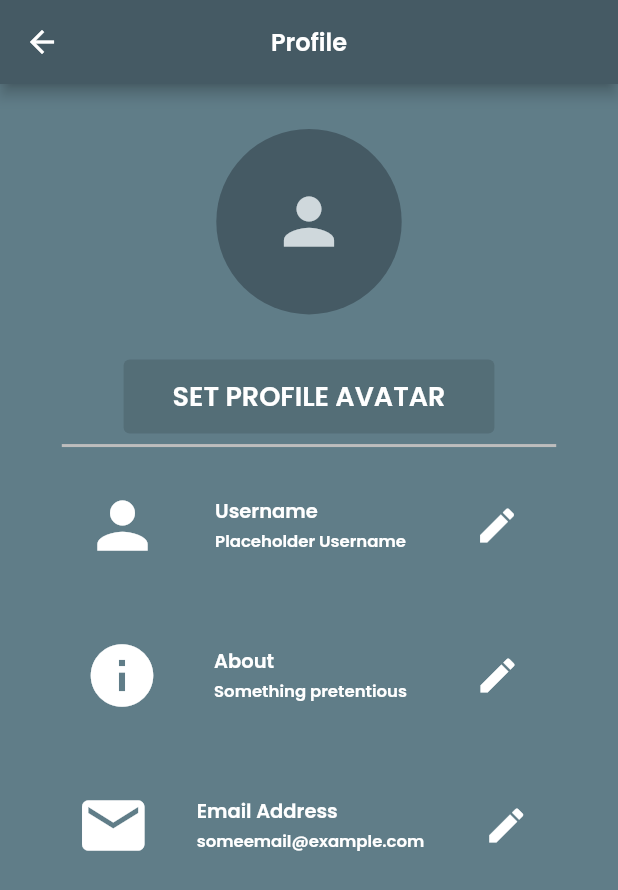
After one commit to Adam-Rao/Bonga-Android-App, a Flutter app: the HomeScreen screen opened by its route, on a phone screen of 412 x 824 dp. The commit adds this screen. Shown: the top 890 px of the screen. Run offline on Flutter 3.47's test engine with Material 2 defaults, Android fonts, the light colour scheme and no system bars.

Commit message:
Adds helper functions and finishes homepage

```diff
--- a/bonga/lib/constants.dart
+++ b/bonga/lib/constants.dart
@@ -1,3 +1,4 @@
+import 'package:flutter/cupertino.dart';
 import 'package:flutter/painting.dart';
 
 // Colours
@@ -24,3 +25,12 @@
 
 RegExp kPasswordRegExPattern =
     RegExp(r'^(?=.*?[A-Z])(?=.*?[a-z])(?=.*?[0-9]).{8,}$');
+
+// Device size
+Function kGetDeviceHeight = (BuildContext context) {
+  return MediaQuery.of(context).size.height;
+};
+
+Function kGetDeviceWidth = (BuildContext context) {
+  return MediaQuery.of(context).size.width;
+};
--- a/bonga/lib/main.dart
+++ b/bonga/lib/main.dart
@@ -1,4 +1,5 @@
 import 'package:bonga/views/AuthScreen.dart';
+import 'package:bonga/views/HomeScreen.dart';
 import 'package:bonga/views/LoginScreen.dart';
 import 'package:bonga/views/RegistrationScreen.dart';
 import 'package:flutter/material.dart';
@@ -16,6 +17,7 @@ class MyApp extends StatelessWidget {
         '/': (BuildContext context) => AuthScreen(),
         '/registration': (BuildContext context) => RegistrationScreen(),
         '/login': (BuildContext context) => LoginScreen(),
+        '/home': (BuildContext context) => HomeScreen(),
       },
     );
   }
--- /dev/null
+++ b/bonga/lib/views/HomeScreen.dart
@@ -0,0 +1,220 @@
+import 'package:bonga/constants.dart';
+import 'package:flutter/material.dart';
+
+class HomeScreen extends StatelessWidget {
+  @override
+  Widget build(BuildContext context) {
+    return Scaffold(
+      backgroundColor: kDefaultPrimaryColour,
+      appBar: AppBar(
+        backgroundColor: kDarkPrimaryColour,
+        centerTitle: true,
+        leading: IconButton(
+          onPressed: null,
+          icon: Icon(
+            Icons.arrow_back,
+            color: Colors.white,
+          ),
+        ),
+        title: Text(
+          'Profile',
+          style: TextStyle(
+              fontFamily: kFontFamily,
+              fontWeight: kFontWeightSemiBold,
+              fontSize: 16.0),
+        ),
+      ),
+      body: Column(
+        children: [
+          Padding(
+            padding: const EdgeInsets.all(30.0),
+            child: CircleAvatar(
+              backgroundColor: kDarkPrimaryColour,
+              child: Icon(
+                Icons.person,
+                color: kLightPrimaryColour,
+                size: 50.0,
+              ),
+              radius: kGetDeviceWidth(context) * 0.15,
+            ),
+          ),
+          ElevatedButton(
+            onPressed: null,
+            child: Text(
+              'SET PROFILE AVATAR',
+              style: TextStyle(
+                color: kTextPrimaryColour,
+                fontFamily: kFontFamily,
+                fontSize: 18.0,
+                fontWeight: kFontWeightSemiBold,
+              ),
+            ),
+            style: ElevatedButton.styleFrom(
+              primary: kDarkPrimaryColour,
+              minimumSize: Size(
+                MediaQuery.of(context).size.width * 0.60,
+                MediaQuery.of(context).size.height * 0.06,
+              ),
+            ),
+          ),
+          Divider(
+            thickness: 2.0,
+            color: kPrimaryDividerColour,
+            indent: kGetDeviceWidth(context) * 0.1,
+            endIndent: kGetDeviceWidth(context) * 0.1,
+          ),
+          Padding(
+            padding: const EdgeInsets.all(20.0),
+            child: Row(
+              mainAxisAlignment: MainAxisAlignment.spaceEvenly,
+              children: [
+                Icon(
+                  Icons.person,
+                  color: Colors.white,
+                  size: 50.0,
+                ),
+                Column(
+                  crossAxisAlignment: CrossAxisAlignment.start,
+                  children: [
+                    Text(
+                      'Username',
+                      style: TextStyle(
+                        color: kTextPrimaryColour,
+                        fontFamily: kFontFamily,
+                        fontWeight: kFontWeightSemiBold,
+                        fontSize: 13.0,
+                      ),
+                    ),
+                    SizedBox(
+                      height: 2.0,
+                    ),
+                    Text(
+                      'Placeholder Username',
+                      style: TextStyle(
+                        color: kTextPrimaryColour,
+                        fontFamily: kFontFamily,
+                        fontWeight: kFontWeightSemiBold,
+                        fontSize: 11.0,
+                      ),
+                    ),
+                  ],
+                ),
+                IconButton(
+                  onPressed: null,
+                  icon: Icon(
+                    Icons.edit,
+                    color: Colors.white,
+                    size: 30.0,
+                  ),
+                ),
+              ],
+            ),
+          ),
+          SizedBox(
+            height: 10.0,
+          ),
+          Padding(
+            padding: const EdgeInsets.all(20.0),
+            child: Row(
+              mainAxisAlignment: MainAxisAlignment.spaceEvenly,
+              children: [
+                Icon(
+                  Icons.info,
+                  color: Colors.white,
+                  size: 50.0,
+                ),
+                Column(
+                  crossAxisAlignment: CrossAxisAlignment.start,
+                  children: [
+                    Text(
+                      'About',
+                      style: TextStyle(
+                        color: kTextPrimaryColour,
+                        fontFamily: kFontFamily,
+                        fontWeight: kFontWeightSemiBold,
+                        fontSize: 13.0,
+                      ),
+                    ),
+                    SizedBox(
+                      height: 2.0,
+                    ),
+                    Text(
+                      'Something pretentious',
+                      style: TextStyle(
+                        color: kTextPrimaryColour,
+                        fontFamily: kFontFamily,
+                        fontWeight: kFontWeightSemiBold,
+                        fontSize: 11.0,
+                      ),
+                    ),
+                  ],
+                ),
+                IconButton(
+                  onPressed: null,
+                  icon: Icon(
+                    Icons.edit,
+                    color: Colors.white,
+                    size: 30.0,
+                  ),
+                ),
+              ],
+            ),
+          ),
+          SizedBox(
+            height: 10.0,
+          ),
+          Padding(
+            padding: const EdgeInsets.all(20.0),
+            child: Row(
+              mainAxisAlignment: MainAxisAlignment.spaceEvenly,
+              children: [
+                Icon(
+                  Icons.email,
+                  color: Colors.white,
+                  size: 50.0,
+                ),
+                Column(
+                  crossAxisAlignment: CrossAxisAlignment.start,
+                  children: [
+                    Text(
+                      'Email Address',
+                      style: TextStyle(
+                        color: kTextPrimaryColour,
+                        fontFamily: kFontFamily,
+                        fontWeight: kFontWeightSemiBold,
+                        fontSize: 13.0,
+                      ),
+                    ),
+                    SizedBox(
+                      height: 2.0,
+                    ),
+                    Text(
+                      'someemail@example.com',
+                      style: TextStyle(
+                        color: kTextPrimaryColour,
+                        fontFamily: kFontFamily,
+                        fontWeight: kFontWeightSemiBold,
+                        fontSize: 11.0,
+                      ),
+                    ),
+                  ],
+                ),
+                IconButton(
+                  onPressed: null,
+                  icon: Icon(
+                    Icons.edit,
+                    color: Colors.white,
+                    size: 30.0,
+                  ),
+                ),
+              ],
+            ),
+          ),
+          SizedBox(
+            height: 10.0,
+          ),
+        ],
+      ),
+    );
+  }
+}
--- a/bonga/lib/views/LoginScreen.dart
+++ b/bonga/lib/views/LoginScreen.dart
@@ -2,7 +2,6 @@ import 'package:bonga/constants.dart';
 import 'package:flutter/material.dart';
 
 class LoginScreen extends StatelessWidget {
-
   // TODO: Code Horizontal Layout for this screen
 
   @override
@@ -11,7 +10,7 @@ class LoginScreen extends StatelessWidget {
       backgroundColor: kDefaultPrimaryColour,
       body: Padding(
         padding: const EdgeInsets.all(20.0),
-        child: Container(
+        child: Center(
           child: SingleChildScrollView(
             child: LoginScreenForm(),
           ),
@@ -39,9 +38,6 @@ class _LoginScreenFormState extends State<LoginScreenForm> {
       key: _loginFormKey,
       child: Column(
         children: [
-          SizedBox(
-            height: MediaQuery.of(context).size.height * 0.1,
-          ),
           TextFormField(
             controller: _emailTextFieldController,
             decoration: InputDecoration(
@@ -123,7 +119,9 @@ class _LoginScreenFormState extends State<LoginScreenForm> {
             height: MediaQuery.of(context).size.height * 0.05,
           ),
           ElevatedButton(
-            onPressed: null,
+            onPressed: () {
+              Navigator.popAndPushNamed(context, '/home');
+            },
             child: Text(
               'LOGIN',
               style: TextStyle(
```
Also changed, not shown: bonga/pubspec.lock.
